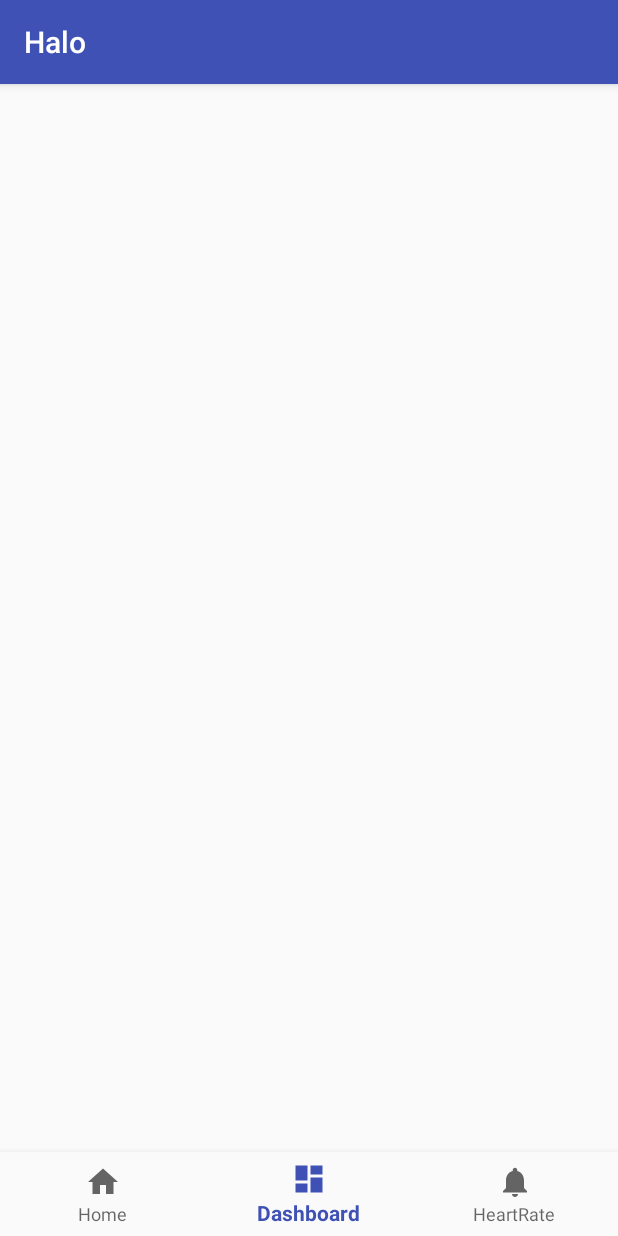
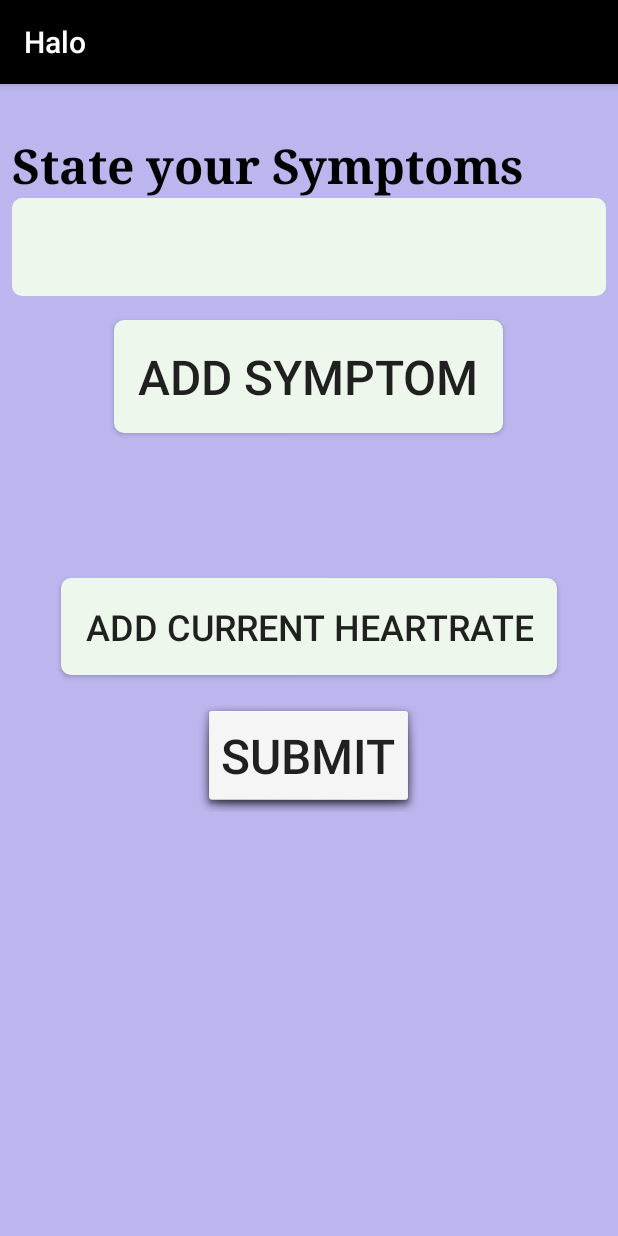
Before and after one commit to kslohith/Halo2, an Android app: the screen it shows after launch (MainActivity before the commit, ContactDoctor after it), item 2 of the bottom bar chosen, on a phone screen of 412 x 824 dp. Run offline under Robolectric (Android 15) with nearby library versions, the phone set to English and light mode, and no system bars; our stand-ins replace Firebase (no records; nobody signed in at launch, a user with empty details on screens opened directly).

```diff
--- a/app/build.gradle
+++ b/app/build.gradle
@@ -26,9 +26,11 @@ dependencies {
     implementation 'com.android.support:support-vector-drawable:28.0.0'
     implementation 'com.google.firebase:firebase-storage:11.8.0'
     implementation 'com.google.firebase:firebase-auth:11.8.0'
+    implementation 'com.google.firebase:firebase-database:11.8.0'
     testImplementation 'junit:junit:4.12'
     androidTestImplementation 'com.android.support.test:runner:1.0.2'
     androidTestImplementation 'com.android.support.test.espresso:espresso-core:3.0.2'
+    implementation 'com.github.dmytrodanylyk.circular-progress-button:library:1.1.3'
 }
 
 apply plugin: 'com.google.gms.google-services'
--- a/app/src/main/AndroidManifest.xml
+++ b/app/src/main/AndroidManifest.xml
@@ -21,6 +21,7 @@
             </intent-filter>
         </activity>
         <activity android:name=".video"/>
+        <activity android:name=".ContactDoctor"/>
     </application>
 
 </manifest>
--- /dev/null
+++ b/app/src/main/java/lohith/com/halo/ContactDoctor.java
@@ -0,0 +1,83 @@
+package lohith.com.halo;
+
+import android.content.Intent;
+import android.graphics.Color;
+import android.os.Bundle;
+import android.support.annotation.Nullable;
+import android.support.v7.app.AppCompatActivity;
+import android.view.View;
+import android.widget.AdapterView;
+import android.widget.ArrayAdapter;
+import android.widget.Button;
+import android.widget.EditText;
+import android.widget.Spinner;
+import android.widget.TextView;
+import android.widget.Toast;
+
+import com.google.firebase.database.DatabaseReference;
+import com.google.firebase.database.FirebaseDatabase;
+
+import java.util.ArrayList;
+import java.util.List;
+
+public class ContactDoctor extends AppCompatActivity {
+
+    private Button added , heartrate , submit;
+    private EditText sym;
+    private TextView textView;
+    private String[] symlist;
+    DatabaseReference firebaseDatabase;
+    String listsym = "";
+    int i = 0;
+    @Override
+    protected void onCreate(@Nullable Bundle savedInstanceState) {
+        super.onCreate(savedInstanceState);
+        setContentView(R.layout.contact_doctor);
+        added = (Button) findViewById(R.id.add);
+        heartrate = (Button) findViewById(R.id.addheart);
+        sym = (EditText) findViewById(R.id.symptom);
+        textView = (TextView) findViewById(R.id.displaysym);
+        symlist = new String[100];
+        submit = (Button) findViewById(R.id.submit);
+        firebaseDatabase = FirebaseDatabase.getInstance().getReference("Patients");
+
+        added.setOnClickListener(new View.OnClickListener() {
+            @Override
+            public void onClick(View v) {
+                textView.setText("");
+                String newsym = sym.getText().toString();
+                symlist[i] = newsym;
+                i++;
+                for(int j = i-1; j < 100; j++ ){
+                    if(symlist[j] == null ){
+                        continue;
+                    }
+                    else {
+
+                        listsym += symlist[j] + " ";
+                    }
+                }
+                sym.getText().clear();
+                textView.setVisibility(View.VISIBLE);
+                textView.setText(listsym);
+            }
+        });
+
+        heartrate.setOnClickListener(new View.OnClickListener() {
+            @Override
+            public void onClick(View v) {
+                Intent i = new Intent(ContactDoctor.this,video.class);
+                startActivity(i);
+            }
+        });
+
+        submit.setOnClickListener(new View.OnClickListener() {
+            @Override
+            public void onClick(View v) {
+               consult newconsult = new consult("Lohith","aspirin paracetomol",listsym,"23" );
+               firebaseDatabase.child("lohith").setValue(newconsult);
+               Toast.makeText(ContactDoctor.this,"Successfully submitted",Toast.LENGTH_LONG).show();
+            }
+        });
+    }
+}
--- a/app/src/main/java/lohith/com/halo/MainActivity.java
+++ b/app/src/main/java/lohith/com/halo/MainActivity.java
@@ -8,25 +8,41 @@ import android.support.annotation.NonNull;
 import android.support.annotation.Nullable;
 import android.support.design.widget.BottomNavigationView;
 import android.support.v7.app.AppCompatActivity;
+import android.util.Log;
 import android.view.MenuItem;
 import android.view.View;
+import android.widget.AdapterView;
+import android.widget.ArrayAdapter;
 import android.widget.ProgressBar;
+import android.widget.Spinner;
 import android.widget.TextView;
 import android.widget.Toast;
 
 import com.google.android.gms.tasks.OnFailureListener;
 import com.google.android.gms.tasks.OnSuccessListener;
+import com.google.firebase.database.DataSnapshot;
+import com.google.firebase.database.DatabaseError;
+import com.google.firebase.database.DatabaseReference;
+import com.google.firebase.database.FirebaseDatabase;
+import com.google.firebase.database.ValueEventListener;
 import com.google.firebase.storage.FirebaseStorage;
 import com.google.firebase.storage.OnProgressListener;
 import com.google.firebase.storage.StorageReference;
 import com.google.firebase.storage.UploadTask;
 
-public class MainActivity extends AppCompatActivity {
+import java.util.ArrayList;
+import java.util.List;
+
+public class MainActivity extends AppCompatActivity  {
 
     private TextView mTextMessage;
     private StorageReference videoRef;
     private Uri videouri;
+    private String medicines , symptoms , name , age;
+    private DatabaseReference databaseReference;
     private static final int request_code = 101;
+    private TextView nameh , medicineh , symh , ageh;
+    private String myname = "lohith";
 
     private BottomNavigationView.OnNavigationItemSelectedListener mOnNavigationItemSelectedListener
             = new BottomNavigationView.OnNavigationItemSelectedListener() {
@@ -37,6 +53,8 @@ public class MainActivity extends AppCompatActivity {
                 case R.id.navigation_home:
                     return true;
                 case R.id.navigation_dashboard:
+                    Intent intent1 = new Intent(MainActivity.this,ContactDoctor.class);
+                    startActivity(intent1);
                     return true;
                 case R.id.navigation_notifications:
                     Intent intent = new Intent(MainActivity.this,video.class);
@@ -51,10 +69,45 @@ public class MainActivity extends AppCompatActivity {
     protected void onCreate(Bundle savedInstanceState) {
         super.onCreate(savedInstanceState);
         setContentView(R.layout.activity_main);
-
+        databaseReference = FirebaseDatabase.getInstance().getReference("Patients");
         mTextMessage = (TextView) findViewById(R.id.message);
+        nameh = findViewById(R.id.nameemain);
+      //  ageh = findViewById(R.id.age);
+        medicineh = findViewById(R.id.medicine);
+       // symh = findViewById(R.id.symptom);
         BottomNavigationView navigation = (BottomNavigationView) findViewById(R.id.navigation);
         navigation.setOnNavigationItemSelectedListener(mOnNavigationItemSelectedListener);
     }
 
+    @Override
+    protected void onStart() {
+        super.onStart();
+        databaseReference.addValueEventListener(new ValueEventListener() {
+            @Override
+            public void onDataChange(DataSnapshot dataSnapshot) {
+                long length = dataSnapshot.getChildrenCount();
+
+                for (DataSnapshot def : dataSnapshot.getChildren()) {
+                    consult oldconsult = def.getValue(consult.class);
+                    medicines = oldconsult.medicines;
+                    //symptoms = oldconsult.symptoms;
+                   // age = oldconsult.age;
+                    name = oldconsult.name;
+                    Log.d( name, "onDataChange: gdsfgdsfg");
+
+
+                        nameh.setText(name);
+                        medicineh.setText(medicines);
+
+
+
+                }
+            }
+
+            @Override
+            public void onCancelled(DatabaseError databaseError) {
+
+            }
+        });
+    }
 }
--- /dev/null
+++ b/app/src/main/res/drawable/spinner_background.xml
@@ -0,0 +1,6 @@
+<?xml version="1.0" encoding="utf-8"?>
+    <shape xmlns:android="http://schemas.android.com/apk/res/android">
+        <solid android:color="#eef7eb"/>
+        <corners android:radius="10px"/>
+        <padding android:left="0dp" android:top="0dp" android:right="0dp" android:bottom="0dp" />
+    </shape>
--- /dev/null
+++ b/app/src/main/res/layout/contact_doctor.xml
@@ -0,0 +1,89 @@
+<?xml version="1.0" encoding="utf-8"?>
+<RelativeLayout xmlns:android="http://schemas.android.com/apk/res/android"
+    xmlns:tools="http://schemas.android.com/tools"
+    android:layout_width="match_parent"
+    android:layout_height="match_parent"
+    xmlns:app="http://schemas.android.com/apk/res-auto"
+    android:background="#bbb6ee">
+
+    <TextView
+        android:id="@+id/text"
+        android:layout_width="match_parent"
+        android:layout_height="wrap_content"
+        android:layout_marginTop="32dp"
+        android:fontFamily="serif"
+        android:text="State your Symptoms"
+        android:textColor="#000000"
+        android:textSize="32sp"
+        android:layout_marginLeft="8dp"
+        android:textStyle="bold" />
+
+    <EditText
+        android:id="@+id/symptom"
+        android:layout_width="match_parent"
+        android:layout_height="65dp"
+        android:layout_below="@+id/text"
+        android:layout_marginLeft="8dp"
+        android:layout_marginRight="8dp"
+        android:background="@drawable/spinner_background"
+        android:padding="16dp"
+        android:textColor="#000000"
+        android:textSize="32sp" />
+
+    <Button
+        android:layout_marginLeft="8dp"
+        android:layout_marginRight="8dp"
+        android:layout_marginTop="16dp"
+        android:layout_below="@+id/symptom"
+        android:padding="16dp"
+        android:layout_centerHorizontal="true"
+        android:id="@+id/add"
+        android:layout_width="wrap_content"
+        android:layout_height="wrap_content"
+        android:textSize="32sp"
+        android:text="Add Symptom"
+        android:background="@drawable/spinner_background"/>
+
+    <TextView
+        android:visibility="invisible"
+        android:layout_below="@+id/add"
+        android:layout_marginLeft="8dp"
+        android:padding="16dp"
+        android:layout_marginRight="8dp"
+        android:layout_marginTop="16dp"
+        android:id="@+id/displaysym"
+        android:textSize="24sp"
+        android:textColor="#000000"
+        android:background="#ffffff"
+        android:layout_width="match_parent"
+        android:layout_height="wrap_content" />
+
+    <Button
+        android:layout_marginLeft="8dp"
+        android:layout_marginRight="8dp"
+        android:padding="16dp"
+        android:layout_marginTop="16dp"
+        android:layout_below="@+id/displaysym"
+        android:id="@+id/addheart"
+        android:layout_width="wrap_content"
+        android:layout_height="wrap_content"
+        android:textSize="24sp"
+        android:layout_centerHorizontal="true"
+        android:text="Add Current HeartRate"
+        android:background="@drawable/spinner_background"/>
+
+    <Button
+        android:layout_below="@+id/addheart"
+        android:background="@android:drawable/dialog_holo_light_frame"
+        android:id="@+id/submit"
+        android:layout_marginLeft="8dp"
+        android:layout_marginRight="8dp"
+        android:layout_marginTop="16dp"
+        android:textSize="32sp"
+        android:padding="16dp"
+        android:layout_centerHorizontal="true"
+        android:layout_width="wrap_content"
+        android:layout_height="wrap_content"
+        android:text="Submit"/>
+
+</RelativeLayout>
--- a/app/src/main/res/values/styles.xml
+++ b/app/src/main/res/values/styles.xml
@@ -3,9 +3,12 @@
     <!-- Base application theme. -->
     <style name="AppTheme" parent="Theme.AppCompat.Light.DarkActionBar">
         <!-- Customize your theme here. -->
-        <item name="colorPrimary">@color/colorPrimary</item>
+        <item name="colorPrimary">#000000</item>
         <item name="colorPrimaryDark">@color/colorPrimaryDark</item>
         <item name="colorAccent">@color/colorAccent</item>
+
+
+
     </style>
 
 </resources>
```
Also changed, not shown: app/src/main/java/lohith/com/halo/consult.java (added, +30 -0 lines), app/src/main/res/layout/activity_main.xml (+51 -7 lines), app/src/main/res/values/strings.xml (+13 -1 lines).
